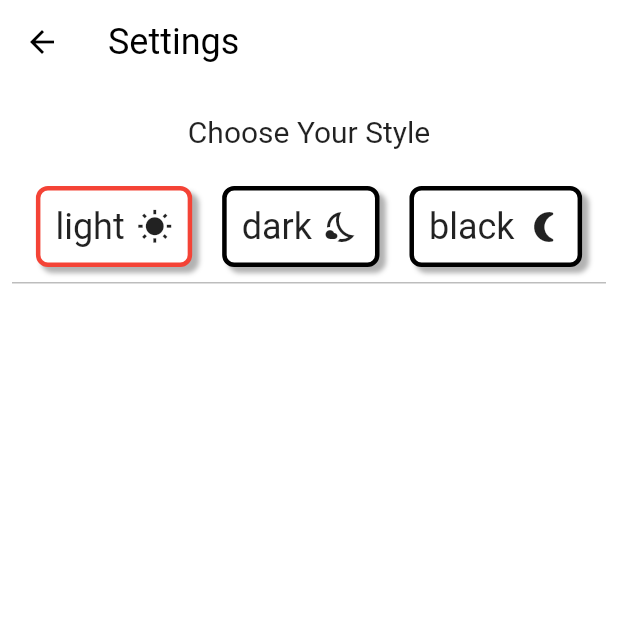
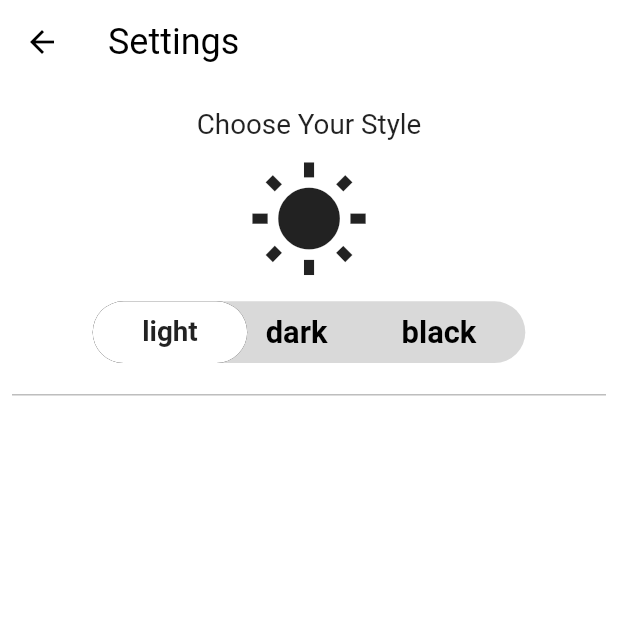
Before and after one commit to GouravShDev/Tv-Maze-App, a Flutter app: the screen it shows after launch, in the side drawer, after a tap on "Settings", on a phone screen of 412 x 824 dp, the top half of it. Run offline on Flutter 3.47's test engine with Material 2 defaults, Android fonts, the phone set to English and light mode, and no system bars; our stand-ins replace auto_size_text, device_preview, shared_preferences; network calls fail.

Commit message:
Redesign Settings theme selection buttons

```diff
--- a/lib/screens/setting_screen.dart
+++ b/lib/screens/setting_screen.dart
@@ -1,18 +1,16 @@
 import 'package:flutter/material.dart';
 import 'package:shared_preferences/shared_preferences.dart';
+import 'package:tv_maze/widgets/animatedButton.dart';
 
 import '../helper_methods.dart';
 import '../theme_builder.dart';
 
 class Settings extends StatelessWidget {
-
-
-
   /*
   * This method change according to user selection
   */
 
-  _changeTheme({String themeName, BuildContext context}) async {
+  void _changeTheme({String themeName, BuildContext context}) async {
     final prefs = await SharedPreferences.getInstance();
     if (themeName == 'light') {
       ThemeBuilder.of(context).changeTheme(CustomTheme.light);
@@ -29,22 +27,29 @@ class Settings extends StatelessWidget {
     }
   }
 
+  // /*
+  // * Logic for getting different Box border
+  // * Color according to current theme
+  // */
+  //
+  // Color getBoxColor(String theme, dynamic themeBuilderState) {
+  //   if (themeBuilderState.getCurrentTheme().toString().contains(theme)) {
+  //     return Colors.red;
+  //   } else if (themeBuilderState
+  //       .getCurrentTheme()
+  //       .toString()
+  //       .contains('light')) {
+  //     return Colors.black;
+  //   } else {
+  //     return Colors.white;
+  //   }
+  // }
+
   /*
-  * Logic for getting different Box border
-  * Color according to current theme
+  * Logic for getting different Icon
+  * according to current theme
   */
-
-  Color getBoxColor(String theme,dynamic themeBuilderState){
-    if(themeBuilderState.getCurrentTheme().toString().contains(theme)){
-      return Colors.red;
-    }else if(themeBuilderState.getCurrentTheme().toString().contains('light')){
-      return Colors.black;
-    }else{
-      return Colors.white;
-    }
-  }
-
-  IconData getIcon(String theme){
+  IconData getIcon(String theme) {
     if (theme == 'light') {
       return Icons.wb_sunny;
     } else if (theme == 'dark') {
@@ -53,7 +58,8 @@ class Settings extends StatelessWidget {
       return Icons.nightlight_round;
     }
   }
-  _buildCustomBox(
+
+  /*_buildCustomBox(
       {String themeName, BuildContext ctx, dynamic themeBuilderState}) {
     return InkWell(
       onTap: () {
@@ -62,7 +68,8 @@ class Settings extends StatelessWidget {
       child: Container(
         decoration: BoxDecoration(
           color: themeBuilderState.uiColor,
-              border: Border.all(color: getBoxColor(themeName, themeBuilderState), width: 3),
+          border: Border.all(
+              color: getBoxColor(themeName, themeBuilderState), width: 3),
           boxShadow: [
             BoxShadow(
               color: Colors.black.withOpacity(0.3),
@@ -76,22 +83,24 @@ class Settings extends StatelessWidget {
           ],
           borderRadius: BorderRadius.all(Radius.circular(8)),
         ),
-            padding: EdgeInsets.all(10),
-            margin: EdgeInsets.all(10),
+        padding: EdgeInsets.all(4),
+        margin: EdgeInsets.all(8),
         child: Row(
           children: [
             Text(
               themeName,
-                  style: TextStyle(fontSize: 24),
+              style: TextStyle(fontSize: 22),
             ),
-                SizedBox(width: 8,),
+            SizedBox(
+              width: 6,
+            ),
             Icon(getIcon(themeName)),
           ],
         ),
       ),
     );
   }
-
+*/
   _buildDivider(){
     return Container(
       margin: const EdgeInsets.symmetric(
@@ -102,9 +111,22 @@ class Settings extends StatelessWidget {
       color: Colors.grey.shade400,
     );
   }
+
+  _buildThemeIcon(double height,dynamic theme){
+    if(theme.isLightTheme()){
+      return Icon(Icons.wb_sunny_sharp,size: height * 0.10,);
+    }else if(theme.isDarkTheme()){
+      return Icon(Icons.nights_stay_outlined,size: height * 0.10,);
+    }else{
+      return Icon(Icons.nights_stay,size: height * 0.10,);
+    }
+  }
+
   @override
   Widget build(BuildContext context) {
     final _theme = ThemeBuilder.of(context);
+    final _width = MediaQuery.of(context).size.width;
+    final _height = MediaQuery.of(context).size.height;
     return Scaffold(
       appBar: AppBar(
         title: Text("Settings"),
@@ -112,30 +134,35 @@ class Settings extends StatelessWidget {
       body: Column(
         children: [
           SizedBox(
-            height: 20,
+            height: _height * 0.02,
           ),
           Row(
             mainAxisAlignment: MainAxisAlignment.center,
             children: [
               Text(
                 "Choose Your Style",
-                style: TextStyle(fontSize: 20),
+                style: TextStyle(fontSize: _width * 0.045),
               ),
             ],
           ),
+          Padding(
+            padding: const EdgeInsets.all(12.0),
+            child: _buildThemeIcon(_height,_theme),
+          ),
+          ZAnimatedToggle(values: ['light','dark','black'],onToggleCallback: (theme){_changeTheme(themeName: theme,context: context);},),
+          // Row(
+          //   mainAxisAlignment: MainAxisAlignment.spaceEvenly,
+          //   children: [
+          //     _buildCustomBox(
+          //         themeName: 'light', ctx: context, themeBuilderState: _theme),
+          //     _buildCustomBox(
+          //         themeName: 'dark', ctx: context, themeBuilderState: _theme),
+          //     _buildCustomBox(
+          //         themeName: 'black', ctx: context, themeBuilderState: _theme),
+          //   ],
+          // ),
           SizedBox(
-            height: 15,
-          ),
-          Row(
-            mainAxisAlignment: MainAxisAlignment.center,
-            children: [
-              _buildCustomBox(
-                  themeName: 'light', ctx: context, themeBuilderState: _theme),
-              _buildCustomBox(
-                  themeName: 'dark', ctx: context, themeBuilderState: _theme),
-              _buildCustomBox(
-                  themeName: 'black', ctx: context, themeBuilderState: _theme),
-            ],
+            height: _height * 0.025,
           ),
           _buildDivider(),
         ],
--- a/lib/theme_builder.dart
+++ b/lib/theme_builder.dart
@@ -87,6 +87,15 @@ class _ThemeBuilderState extends State<ThemeBuilder> {
     }
   }
 
+  bool isLightTheme(){
+    return _currentTheme == CustomTheme.light;
+  }
+  bool isDarkTheme(){
+    return _currentTheme == CustomTheme.dark;
+  }
+  bool isBlackTheme(){
+    return _currentTheme == CustomTheme.black;
+  }
   void changeTheme(CustomTheme selectedTheme) {
     setState(() {
       _setThemeColors(selectedTheme);
--- /dev/null
+++ b/lib/widgets/animatedButton.dart
@@ -0,0 +1,98 @@
+import 'package:flutter/material.dart';
+
+import '../theme_builder.dart';
+
+class ZAnimatedToggle extends StatefulWidget {
+  final List<String> values;
+  final ValueChanged onToggleCallback;
+
+  ZAnimatedToggle({
+    Key key,
+    @required this.values,
+    @required this.onToggleCallback,
+  }) : super(key: key);
+
+  @override
+  _ZAnimatedToggleState createState() => _ZAnimatedToggleState();
+}
+
+class _ZAnimatedToggleState extends State<ZAnimatedToggle> {
+  @override
+  Widget build(BuildContext context) {
+    double width = MediaQuery.of(context).size.width;
+    final themeProvider = ThemeBuilder.of(context);
+    return Container(
+      width: width * .7,
+      height: width * .10,
+      child: Stack(
+        children: [
+          Container(
+            width: width * .7,
+            height: width * .10,
+            decoration: ShapeDecoration(
+                color: themeProvider.textColor.withOpacity(0.08),
+                shape: RoundedRectangleBorder(
+                    borderRadius: BorderRadius.circular(width * .1)),
+                shadows: [
+                  BoxShadow(
+                    color: themeProvider.textColor.withOpacity(0.08),
+                  ),
+                ]),
+            child: Row(
+              children: List.generate(
+                widget.values.length,
+                (index) => InkWell(
+                  onTap: () {
+                    widget.onToggleCallback(widget.values[index]);
+                  },
+                  splashColor: Colors.transparent,
+                  focusColor: Colors.transparent,
+                  highlightColor: Colors.transparent,
+                  child: Container(
+                    // color: Colors.red,
+                    padding: EdgeInsets.symmetric(horizontal: width * .06),
+                    child: Text(
+                      widget.values[index],
+                      style: TextStyle(
+                          fontSize: width * .05,
+                          fontWeight: FontWeight.bold,
+                          color: themeProvider.textColor),
+                    ),
+                  ),
+                ),
+              ),
+            ),
+          ),
+          AnimatedAlign(
+              alignment: themeProvider.isLightTheme()
+                  ? Alignment.centerLeft
+                  : themeProvider.isDarkTheme()
+                      ? Alignment.center
+                      : Alignment.centerRight,
+              duration: Duration(milliseconds: 350),
+              curve: Curves.ease,
+              child: Container(
+                alignment: Alignment.center,
+                width: width * .25,
+                height: width * .10,
+                decoration: ShapeDecoration(
+                    color: themeProvider.uiColor,
+                    shape: RoundedRectangleBorder(
+                        borderRadius: BorderRadius.circular(width * .1)),
+                    shadows: [BoxShadow(color: themeProvider.textColor)]),
+                child: Text(
+                  themeProvider.isLightTheme()
+                      ? widget.values[0]
+                      : themeProvider.isDarkTheme()
+                          ? widget.values[1]
+                          : widget.values[2],
+                  style: TextStyle(
+                      fontSize: width * .045, fontWeight: FontWeight.bold),
+                ),
+              ),
+            ),
+        ],
+      ),
+    );
+  }
+}
```
Lines whose indentation alone changed are shown as unchanged.
